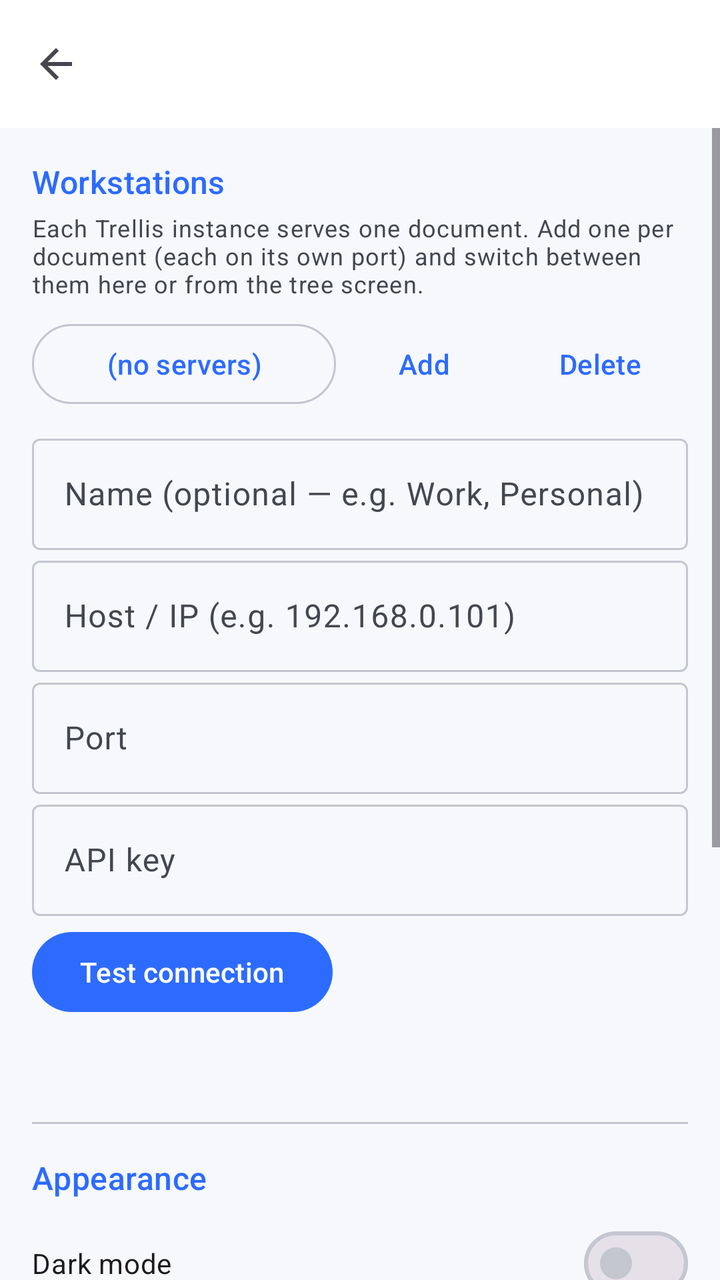
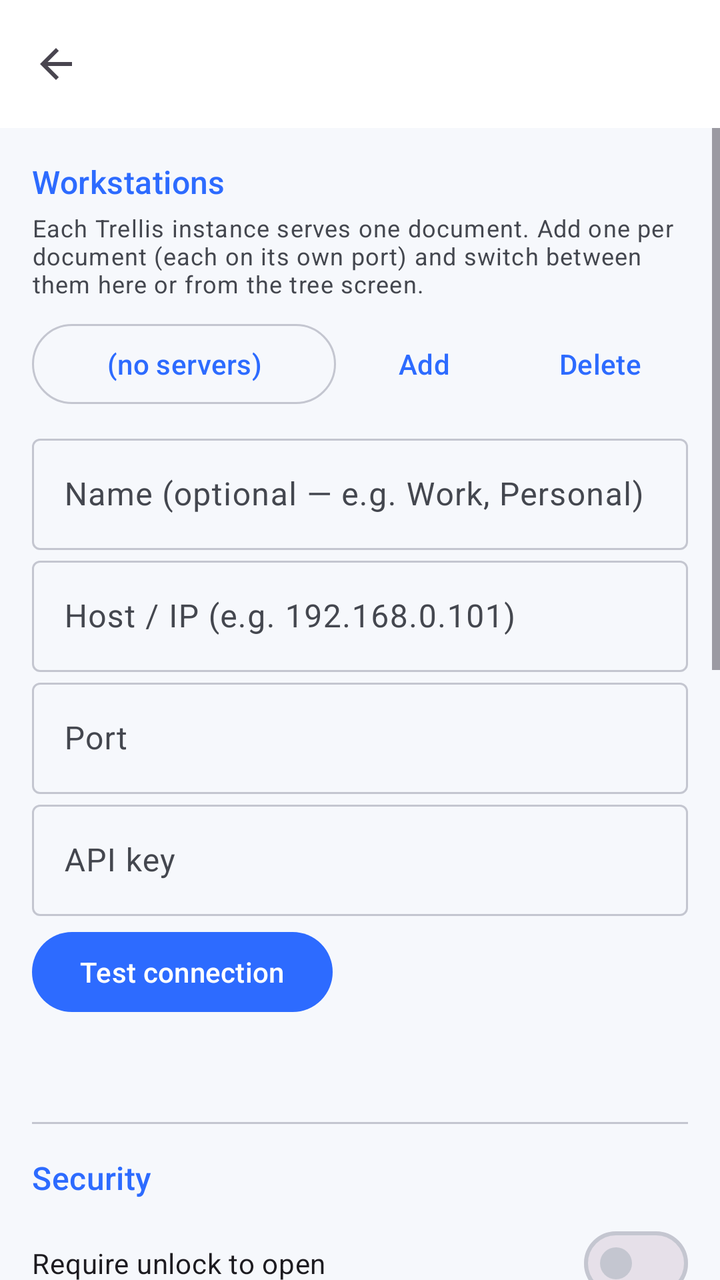

Compare the two renders of this Android layout. The source of the first and the diff that turns it into the second are given below.
<!-- AndroidManifest.xml: application theme Theme.Trellis -->
<!-- res/layout/activity_settings.xml -->
<?xml version="1.0" encoding="utf-8"?>
<LinearLayout xmlns:android="http://schemas.android.com/apk/res/android"
    xmlns:app="http://schemas.android.com/apk/res-auto"
    android:layout_width="match_parent"
    android:layout_height="match_parent"
    android:orientation="vertical">

    <com.google.android.material.appbar.AppBarLayout
        android:layout_width="match_parent"
        android:layout_height="wrap_content">

        <com.google.android.material.appbar.MaterialToolbar
            android:id="@+id/toolbar"
            android:layout_width="match_parent"
            android:layout_height="?attr/actionBarSize"
            app:navigationIcon="@drawable/ic_back"/>
    </com.google.android.material.appbar.AppBarLayout>

    <ScrollView
        android:layout_width="match_parent"
        android:layout_height="match_parent">

        <LinearLayout
            android:layout_width="match_parent"
            android:layout_height="wrap_content"
            android:orientation="vertical"
            android:padding="16dp">

            <TextView
                android:layout_width="wrap_content"
                android:layout_height="wrap_content"
                android:text="Workstations"
                android:textAppearance="?attr/textAppearanceTitleMedium"
                android:textColor="?attr/colorPrimary"
                android:paddingBottom="4dp"/>

            <TextView
                android:layout_width="match_parent"
                android:layout_height="wrap_content"
                android:text="Each Trellis instance serves one document. Add one per document (each on its own port) and switch between them here or from the tree screen."
                android:textAppearance="?attr/textAppearanceBodySmall"
                android:textColor="?attr/colorOnSurfaceVariant"
                android:paddingBottom="8dp"/>

            <LinearLayout
                android:layout_width="match_parent"
                android:layout_height="wrap_content"
                android:orientation="horizontal"
                android:paddingBottom="8dp">

                <com.google.android.material.button.MaterialButton
                    android:id="@+id/server_picker"
                    style="@style/Widget.Material3.Button.OutlinedButton"
                    android:layout_width="0dp"
                    android:layout_weight="1"
                    android:layout_height="wrap_content"
                    android:text="(no servers)"/>

                <com.google.android.material.button.MaterialButton
                    android:id="@+id/server_add"
                    style="@style/Widget.Material3.Button.TextButton"
                    android:layout_width="wrap_content"
                    android:layout_height="wrap_content"
                    android:text="Add"/>

                <com.google.android.material.button.MaterialButton
                    android:id="@+id/server_delete"
                    style="@style/Widget.Material3.Button.TextButton"
                    android:layout_width="wrap_content"
                    android:layout_height="wrap_content"
                    android:text="Delete"/>
            </LinearLayout>

            <com.google.android.material.textfield.TextInputLayout
                android:layout_width="match_parent"
                android:layout_height="wrap_content"
                android:hint="Name (optional — e.g. Work, Personal)">

                <com.google.android.material.textfield.TextInputEditText
                    android:id="@+id/server_name"
                    android:layout_width="match_parent"
                    android:layout_height="wrap_content"
                    android:inputType="text"
                    android:singleLine="true"/>
            </com.google.android.material.textfield.TextInputLayout>

            <com.google.android.material.textfield.TextInputLayout
                android:layout_width="match_parent"
                android:layout_height="wrap_content"
                android:hint="Host / IP (e.g. 192.168.0.101)">

                <com.google.android.material.textfield.TextInputEditText
                    android:id="@+id/host"
                    android:layout_width="match_parent"
                    android:layout_height="wrap_content"
                    android:inputType="text"
                    android:singleLine="true"/>
            </com.google.android.material.textfield.TextInputLayout>

            <com.google.android.material.textfield.TextInputLayout
                android:layout_width="match_parent"
                android:layout_height="wrap_content"
                android:hint="Port">

                <com.google.android.material.textfield.TextInputEditText
                    android:id="@+id/port"
                    android:layout_width="match_parent"
                    android:layout_height="wrap_content"
                    android:inputType="number"
                    android:singleLine="true"/>
            </com.google.android.material.textfield.TextInputLayout>

            <com.google.android.material.textfield.TextInputLayout
                android:layout_width="match_parent"
                android:layout_height="wrap_content"
                android:hint="API key">

                <com.google.android.material.textfield.TextInputEditText
                    android:id="@+id/key"
                    android:layout_width="match_parent"
                    android:layout_height="wrap_content"
                    android:inputType="textNoSuggestions"
                    android:singleLine="true"/>
            </com.google.android.material.textfield.TextInputLayout>

            <com.google.android.material.button.MaterialButton
                android:id="@+id/test_button"
                android:layout_width="wrap_content"
                android:layout_height="wrap_content"
                android:layout_marginTop="4dp"
                android:text="Test connection"/>

            <TextView
                android:id="@+id/test_result"
                android:layout_width="match_parent"
                android:layout_height="wrap_content"
                android:paddingVertical="8dp"
                android:textAppearance="?attr/textAppearanceBodyMedium"
                android:textColor="?attr/colorOnSurfaceVariant"/>

            <View
                android:layout_width="match_parent"
                android:layout_height="1dp"
                android:layout_marginVertical="16dp"
                android:background="?attr/colorOutline"/>

            <TextView
                android:layout_width="wrap_content"
                android:layout_height="wrap_content"
                android:text="Appearance"
                android:textAppearance="?attr/textAppearanceTitleMedium"
                android:textColor="?attr/colorPrimary"
                android:paddingBottom="8dp"/>

            <com.google.android.material.materialswitch.MaterialSwitch
                android:id="@+id/dark_switch"
                android:layout_width="match_parent"
                android:layout_height="wrap_content"
                android:text="Dark mode"
                android:paddingVertical="8dp"/>

            <TextView
                android:layout_width="wrap_content"
                android:layout_height="wrap_content"
                android:text="Theme"
                android:textAppearance="?attr/textAppearanceBodyMedium"
                android:paddingTop="8dp"/>

            <RadioGroup
                android:id="@+id/accent_group"
                android:layout_width="match_parent"
                android:layout_height="wrap_content"
                android:orientation="vertical">

                <com.google.android.material.radiobutton.MaterialRadioButton
                    android:id="@+id/accent_ocean"
                    android:layout_width="match_parent"
                    android:layout_height="wrap_content"
                    android:text="Ocean"/>

                <com.google.android.material.radiobutton.MaterialRadioButton
                    android:id="@+id/accent_terminal"
                    android:layout_width="match_parent"
                    android:layout_height="wrap_content"
                    android:text="Terminal"/>

                <com.google.android.material.radiobutton.MaterialRadioButton
                    android:id="@+id/accent_trellis"
                    android:layout_width="match_parent"
                    android:layout_height="wrap_content"
                    android:text="Trellis"/>

                <com.google.android.material.radiobutton.MaterialRadioButton
                    android:id="@+id/accent_sticky"
                    android:layout_width="match_parent"
                    android:layout_height="wrap_content"
                    android:text="Sticky Notes"/>

                <com.google.android.material.radiobutton.MaterialRadioButton
                    android:id="@+id/accent_futuristic"
                    android:layout_width="match_parent"
                    android:layout_height="wrap_content"
                    android:text="Futuristic"/>

                <com.google.android.material.radiobutton.MaterialRadioButton
                    android:id="@+id/accent_synthwave"
                    android:layout_width="match_parent"
                    android:layout_height="wrap_content"
                    android:text="SynthWave"/>
            </RadioGroup>
        </LinearLayout>
    </ScrollView>
</LinearLayout>
<!-- resources referenced by this layout -->
<resources>
  <!-- drawable ic_back (drawable) -->
  <vector xmlns:android="http://schemas.android.com/apk/res/android"
      android:width="24dp"
      android:height="24dp"
      android:viewportWidth="24"
      android:viewportHeight="24"
      android:tint="?attr/colorControlNormal">
      <path
          android:fillColor="#FF000000"
          android:pathData="M20,11H7.83l5.59,-5.59L12,4l-8,8 8,8 1.41,-1.41L7.83,13H20v-2z"/>
  </vector>
  <style name="Theme.Trellis" parent="Theme.Material3.DayNight.NoActionBar">
          <item name="colorPrimary">@color/primary</item>
          <item name="colorOnPrimary">@color/on_primary</item>
          <item name="colorPrimaryContainer">@color/primary_container</item>
          <item name="colorOnPrimaryContainer">@color/on_primary_container</item>
          <item name="colorSecondary">@color/secondary</item>
          <item name="android:colorBackground">@color/background</item>
          <item name="colorSurface">@color/surface</item>
          <item name="colorSurfaceVariant">@color/surface_variant</item>
          <item name="colorSurfaceContainer">@color/surface_container</item>
          <item name="colorOnSurface">@color/on_surface</item>
          <item name="colorOnSurfaceVariant">@color/on_surface_variant</item>
          <item name="colorOutline">@color/outline</item>
          <item name="android:statusBarColor">@android:color/transparent</item>
          <item name="android:navigationBarColor">@android:color/transparent</item>
          <item name="android:windowBackground">@color/background</item>
      </style>
  <color name="primary">#2D6BFF</color>
  <color name="on_primary">#FFFFFF</color>
  <color name="primary_container">#DBE4FF</color>
  <color name="on_primary_container">#001A41</color>
  <color name="secondary">#565E71</color>
  <color name="background">#F6F8FC</color>
  <color name="surface">#FFFFFF</color>
  <color name="surface_variant">#E6E9F0</color>
  <color name="surface_container">#EEF1F7</color>
  <color name="on_surface">#1A1B20</color>
  <color name="on_surface_variant">#44474F</color>
  <color name="outline">#C4C6D0</color>
</resources>

<!-- the commit's change to res/layout/activity_settings.xml (unified diff, before → after) -->
@@ -147,6 +147,68 @@
             <TextView
                 android:layout_width="wrap_content"
                 android:layout_height="wrap_content"
+                android:text="Security"
+                android:textAppearance="?attr/textAppearanceTitleMedium"
+                android:textColor="?attr/colorPrimary"
+                android:paddingBottom="8dp"/>
+
+            <com.google.android.material.materialswitch.MaterialSwitch
+                android:id="@+id/lock_switch"
+                android:layout_width="match_parent"
+                android:layout_height="wrap_content"
+                android:paddingVertical="8dp"
+                android:text="Require unlock to open"/>
+
+            <TextView
+                android:id="@+id/lock_note"
+                android:layout_width="match_parent"
+                android:layout_height="wrap_content"
+                android:paddingBottom="8dp"
+                android:textAppearance="?attr/textAppearanceBodySmall"
+                android:textColor="?attr/colorOnSurfaceVariant"/>
+
+            <TextView
+                android:id="@+id/lock_grace_label"
+                android:layout_width="wrap_content"
+                android:layout_height="wrap_content"
+                android:paddingTop="4dp"
+                android:text="Lock after"
+                android:textAppearance="?attr/textAppearanceBodyMedium"/>
+
+            <RadioGroup
+                android:id="@+id/lock_grace_group"
+                android:layout_width="match_parent"
+                android:layout_height="wrap_content"
+                android:orientation="vertical">
+
+                <com.google.android.material.radiobutton.MaterialRadioButton
+                    android:id="@+id/lock_grace_immediate"
+                    android:layout_width="match_parent"
+                    android:layout_height="wrap_content"
+                    android:text="Immediately"/>
+
+                <com.google.android.material.radiobutton.MaterialRadioButton
+                    android:id="@+id/lock_grace_1m"
+                    android:layout_width="match_parent"
+                    android:layout_height="wrap_content"
+                    android:text="After 1 minute"/>
+
+                <com.google.android.material.radiobutton.MaterialRadioButton
+                    android:id="@+id/lock_grace_5m"
+                    android:layout_width="match_parent"
+                    android:layout_height="wrap_content"
+                    android:text="After 5 minutes"/>
+            </RadioGroup>
+
+            <View
+                android:layout_width="match_parent"
+                android:layout_height="1dp"
+                android:layout_marginVertical="16dp"
+                android:background="?attr/colorOutline"/>
+
+            <TextView
+                android:layout_width="wrap_content"
+                android:layout_height="wrap_content"
                 android:text="Appearance"
                 android:textAppearance="?attr/textAppearanceTitleMedium"
                 android:textColor="?attr/colorPrimary"
